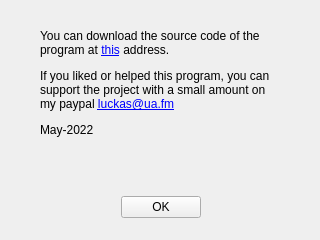
The window that about.ui (lmdpua/CP2112_SH366000_Flasher) describes before a commit, drawn with Qt 5.
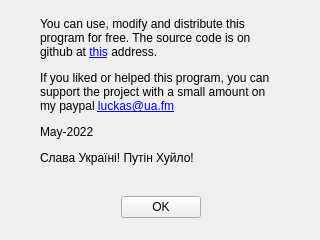
The same window after the commit.

Patch:
```diff
--- a/about.ui
+++ b/about.ui
@@ -26,7 +26,7 @@
     <item>
      <widget class="QLabel" name="label">
       <property name="text">
-       <string>&lt;html&gt;&lt;head/&gt;&lt;body&gt;&lt;p&gt;You can download the source code of the program at &lt;a href=&quot;https://github.com/lmdpua/CP2112_SH366000_Flasher.git&quot;&gt;&lt;span style=&quot; text-decoration: underline; color:#0000ff;&quot;&gt;this&lt;/span&gt;&lt;/a&gt; address.&lt;/p&gt;&lt;p&gt;If you liked or helped this program, you can support the project with a small amount on my paypal &lt;a href=&quot;luckas@ua.fm&quot;&gt;&lt;span style=&quot; text-decoration: underline; color:#0000ff;&quot;&gt;luckas@ua.fm&lt;/span&gt;&lt;/a&gt;&lt;/p&gt;&lt;p&gt;May-2022&lt;/p&gt;&lt;p&gt;&lt;br/&gt;&lt;/p&gt;&lt;/body&gt;&lt;/html&gt;</string>
+       <string>&lt;html&gt;&lt;head/&gt;&lt;body&gt;&lt;p&gt;You can use, modify and distribute this program for free. The source code is on github at &lt;a href=&quot;https://github.com/lmdpua/CP2112_SH366000_Flasher.git&quot;&gt;&lt;span style=&quot; text-decoration: underline; color:#0000ff;&quot;&gt;this&lt;/span&gt;&lt;/a&gt; address.&lt;/p&gt;&lt;p&gt;If you liked or helped this program, you can support the project with a small amount on my paypal &lt;a href=&quot;luckas@ua.fm&quot;&gt;&lt;span style=&quot; text-decoration: underline; color:#0000ff;&quot;&gt;luckas@ua.fm&lt;/span&gt;&lt;/a&gt;&lt;/p&gt;&lt;p&gt;May-2022&lt;/p&gt;&lt;p&gt;Слава Україні! Путін Хуйло!&lt;/p&gt;&lt;p&gt;&lt;br/&gt;&lt;/p&gt;&lt;/body&gt;&lt;/html&gt;</string>
       </property>
       <property name="wordWrap">
        <bool>true</bool>
```
